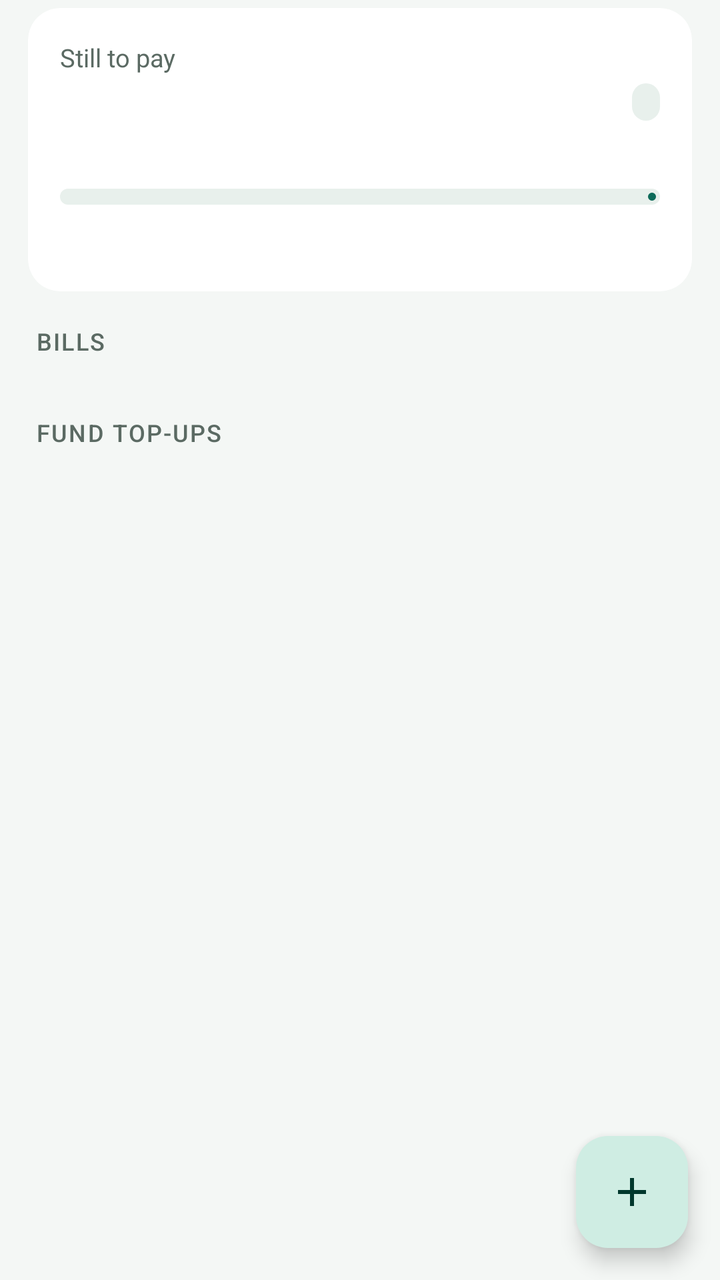
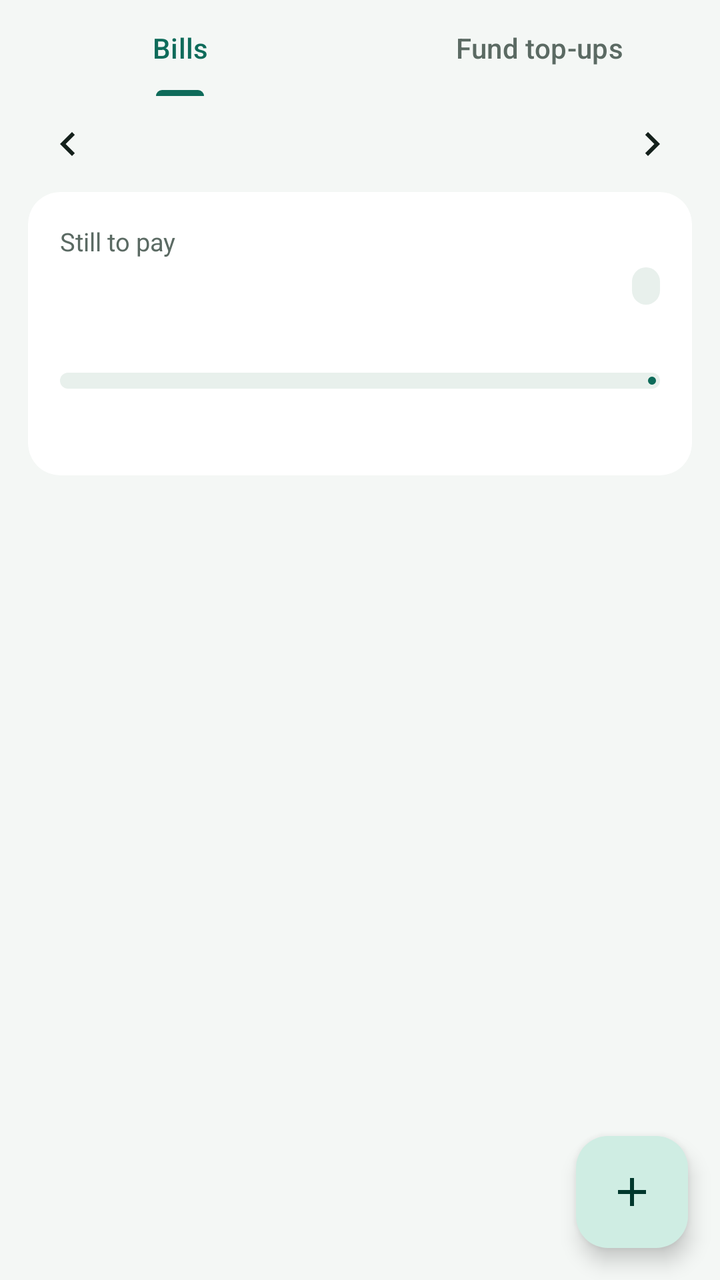

An Android layout rendered at two revisions. The XML below is the earlier revision; the diff shows what the commit changed to produce the second picture.
<!-- AndroidManifest.xml: application theme Theme.ExpenseMate -->
<!-- res/layout/fragment_bills.xml -->
<?xml version="1.0" encoding="utf-8"?>
<androidx.coordinatorlayout.widget.CoordinatorLayout xmlns:android="http://schemas.android.com/apk/res/android"
    xmlns:app="http://schemas.android.com/apk/res-auto"
    android:layout_width="match_parent"
    android:layout_height="match_parent">

    <androidx.core.widget.NestedScrollView
        android:layout_width="match_parent"
        android:layout_height="match_parent"
        android:clipToPadding="false"
        android:paddingBottom="88dp">

        <LinearLayout
            android:layout_width="match_parent"
            android:layout_height="wrap_content"
            android:orientation="vertical"
            android:paddingStart="14dp"
            android:paddingEnd="14dp">

            <com.google.android.material.card.MaterialCardView
                android:layout_width="match_parent"
                android:layout_height="wrap_content"
                android:layout_marginTop="4dp">

                <LinearLayout
                    android:layout_width="match_parent"
                    android:layout_height="wrap_content"
                    android:orientation="vertical"
                    android:padding="16dp">

                    <LinearLayout
                        android:layout_width="match_parent"
                        android:layout_height="wrap_content"
                        android:gravity="center_vertical"
                        android:orientation="horizontal">

                        <LinearLayout
                            android:layout_width="0dp"
                            android:layout_height="wrap_content"
                            android:layout_weight="1"
                            android:orientation="vertical">

                            <TextView
                                style="@style/Text.ExpenseMate.Sub"
                                android:layout_width="wrap_content"
                                android:layout_height="wrap_content"
                                android:text="Still to pay" />

                            <TextView
                                android:id="@+id/tvRemaining"
                                style="@style/Text.ExpenseMate.Hero"
                                android:layout_width="wrap_content"
                                android:layout_height="wrap_content"
                                android:layout_marginTop="2dp" />
                        </LinearLayout>

                        <TextView
                            android:id="@+id/tvDoneCount"
                            style="@style/Text.ExpenseMate.Tag"
                            android:layout_width="wrap_content"
                            android:layout_height="wrap_content" />
                    </LinearLayout>

                    <com.google.android.material.progressindicator.LinearProgressIndicator
                        android:id="@+id/progressPaid"
                        android:layout_width="match_parent"
                        android:layout_height="wrap_content"
                        android:layout_marginTop="12dp"
                        android:max="100"
                        app:indicatorColor="@color/primary"
                        app:trackColor="@color/surface_variant"
                        app:trackCornerRadius="4dp"
                        app:trackThickness="8dp" />

                    <TextView
                        android:id="@+id/tvPaidSummary"
                        style="@style/Text.ExpenseMate.Sub"
                        android:layout_width="match_parent"
                        android:layout_height="wrap_content"
                        android:layout_marginTop="10dp" />
                </LinearLayout>
            </com.google.android.material.card.MaterialCardView>

            <LinearLayout
                android:id="@+id/headerBills"
                android:layout_width="match_parent"
                android:layout_height="wrap_content"
                android:layout_marginTop="16dp"
                android:orientation="horizontal"
                android:paddingStart="4dp"
                android:paddingEnd="4dp"
                android:paddingBottom="6dp">

                <TextView
                    style="@style/Text.ExpenseMate.Section"
                    android:layout_width="0dp"
                    android:layout_height="wrap_content"
                    android:layout_weight="1"
                    android:text="Bills" />

                <TextView
                    android:id="@+id/tvBillsLeft"
                    style="@style/Text.ExpenseMate.Sub"
                    android:layout_width="wrap_content"
                    android:layout_height="wrap_content" />
            </LinearLayout>

            <LinearLayout
                android:id="@+id/listBills"
                android:layout_width="match_parent"
                android:layout_height="wrap_content"
                android:orientation="vertical" />

            <LinearLayout
                android:layout_width="match_parent"
                android:layout_height="wrap_content"
                android:layout_marginTop="16dp"
                android:gravity="center_vertical"
                android:orientation="horizontal"
                android:paddingStart="4dp"
                android:paddingEnd="4dp"
                android:paddingBottom="6dp">

                <LinearLayout
                    android:layout_width="0dp"
                    android:layout_height="wrap_content"
                    android:layout_weight="1"
                    android:orientation="vertical">

                    <TextView
                        style="@style/Text.ExpenseMate.Section"
                        android:layout_width="wrap_content"
                        android:layout_height="wrap_content"
                        android:text="Fund top-ups" />

                    <TextView
                        android:id="@+id/tvTransfersLeft"
                        style="@style/Text.ExpenseMate.Sub"
                        android:layout_width="wrap_content"
                        android:layout_height="wrap_content" />
                </LinearLayout>

                <Button
                    android:id="@+id/btnMoveAll"
                    style="@style/Widget.Material3.Button.TonalButton"
                    android:layout_width="wrap_content"
                    android:layout_height="wrap_content"
                    android:textSize="12sp" />
            </LinearLayout>

            <LinearLayout
                android:id="@+id/listTransfers"
                android:layout_width="match_parent"
                android:layout_height="wrap_content"
                android:orientation="vertical" />

            <TextView
                android:id="@+id/headerEnded"
                style="@style/Text.ExpenseMate.Section"
                android:layout_width="match_parent"
                android:layout_height="wrap_content"
                android:layout_marginTop="16dp"
                android:paddingStart="4dp"
                android:paddingEnd="4dp"
                android:paddingBottom="6dp"
                android:text="Ended"
                android:visibility="gone" />

            <LinearLayout
                android:id="@+id/listEnded"
                android:layout_width="match_parent"
                android:layout_height="wrap_content"
                android:orientation="vertical" />
        </LinearLayout>
    </androidx.core.widget.NestedScrollView>

    <com.google.android.material.floatingactionbutton.FloatingActionButton
        android:id="@+id/fabAdd"
        android:layout_width="wrap_content"
        android:layout_height="wrap_content"
        android:layout_gravity="bottom|end"
        android:layout_margin="16dp"
        android:contentDescription="Add bill"
        app:srcCompat="@drawable/ic_add" />
</androidx.coordinatorlayout.widget.CoordinatorLayout>
<!-- resources referenced by this layout -->
<resources>
  <color name="primary">#0E6B5A</color>
  <color name="surface_variant">#E8F0EC</color>
  <style name="Text.ExpenseMate.Sub" parent="">
          <item name="android:textSize">12.5sp</item>
          <item name="android:textColor">@color/on_surface_variant</item>
      </style>
  <color name="on_surface">#14201B</color>
  <color name="on_surface_variant">#5B6A63</color>
  <color name="on_primary">#FFFFFF</color>
  <color name="primary_container">#CFEDE3</color>
  <color name="on_primary_container">#00382D</color>
  <color name="transfer">#37548F</color>
  <color name="alert">#B23A2C</color>
  <color name="background">#F4F7F5</color>
  <color name="surface">#FFFFFF</color>
  <color name="outline">#DDE6E1</color>
  <style name="Widget.ExpenseMate.Toolbar" parent="Widget.Material3.Toolbar">
          <item name="android:background">@color/background</item>
          <item name="titleTextAppearance">@style/Text.ExpenseMate.ScreenTitle</item>
      </style>
  <style name="Widget.ExpenseMate.BottomSheet" parent="Widget.Material3.BottomSheet.Modal">
          <item name="backgroundTint">@color/surface</item>
          <item name="shapeAppearance">@style/Shape.ExpenseMate.Sheet</item>
      </style>
  <style name="Text.ExpenseMate.ScreenTitle" parent="TextAppearance.Material3.TitleLarge">
          <item name="android:fontFamily">sans-serif-medium</item>
          <item name="android:textColor">@color/on_surface</item>
      </style>
  <!-- unchanged entries left out for length: 10 -->
</resources>

<!-- the commit's change to res/layout/fragment_bills.xml (unified diff, before → after) -->
@@ -4,175 +4,224 @@
     android:layout_width="match_parent"
     android:layout_height="match_parent">
 
-    <androidx.core.widget.NestedScrollView
+    <LinearLayout
         android:layout_width="match_parent"
         android:layout_height="match_parent"
-        android:clipToPadding="false"
-        android:paddingBottom="88dp">
-
-        <LinearLayout
+        android:orientation="vertical">
+
+        <com.google.android.material.tabs.TabLayout
+            android:id="@+id/tabs"
             android:layout_width="match_parent"
             android:layout_height="wrap_content"
-            android:orientation="vertical"
-            android:paddingStart="14dp"
-            android:paddingEnd="14dp">
-
-            <com.google.android.material.card.MaterialCardView
+            android:background="@color/background">
+
+            <com.google.android.material.tabs.TabItem
+                android:layout_width="wrap_content"
+                android:layout_height="wrap_content"
+                android:text="Bills" />
+
+            <com.google.android.material.tabs.TabItem
+                android:layout_width="wrap_content"
+                android:layout_height="wrap_content"
+                android:text="Fund top-ups" />
+        </com.google.android.material.tabs.TabLayout>
+
+        <androidx.core.widget.NestedScrollView
+            android:layout_width="match_parent"
+            android:layout_height="0dp"
+            android:layout_weight="1"
+            android:clipToPadding="false"
+            android:paddingTop="4dp"
+            android:paddingBottom="88dp">
+
+            <LinearLayout
                 android:layout_width="match_parent"
                 android:layout_height="wrap_content"
-                android:layout_marginTop="4dp">
-
-                <LinearLayout
-                    android:layout_width="match_parent"
-                    android:layout_height="wrap_content"
-                    android:orientation="vertical"
-                    android:padding="16dp">
+                android:orientation="vertical"
+                android:paddingStart="14dp"
+                android:paddingEnd="14dp">
+
+                <LinearLayout
+                    android:layout_width="match_parent"
+                    android:layout_height="wrap_content"
+                    android:gravity="center_vertical"
+                    android:orientation="horizontal">
+
+                    <ImageButton
+                        android:id="@+id/btnPrevMonth"
+                        android:layout_width="40dp"
+                        android:layout_height="40dp"
+                        android:background="?attr/selectableItemBackgroundBorderless"
+                        android:contentDescription="Previous month"
+                        android:src="@drawable/ic_chevron_left"
+                        app:tint="@color/on_surface" />
+
+                    <TextView
+                        android:id="@+id/tvMonth"
+                        style="@style/Text.ExpenseMate.CardTitle"
+                        android:layout_width="0dp"
+                        android:layout_height="wrap_content"
+                        android:layout_weight="1"
+                        android:gravity="center" />
+
+                    <ImageButton
+                        android:id="@+id/btnNextMonth"
+                        android:layout_width="40dp"
+                        android:layout_height="40dp"
+                        android:background="?attr/selectableItemBackgroundBorderless"
+                        android:contentDescription="Next month"
+                        android:src="@drawable/ic_chevron_right"
+                        app:tint="@color/on_surface" />
+                </LinearLayout>
+
+                <TextView
+                    android:id="@+id/btnThisMonth"
+                    style="@style/Text.ExpenseMate.Sub"
+                    android:layout_width="wrap_content"
+                    android:layout_height="wrap_content"
+                    android:layout_gravity="center_horizontal"
+                    android:background="?attr/selectableItemBackground"
+                    android:padding="4dp"
+                    android:text="Back to this month"
+                    android:textColor="@color/primary"
+                    android:visibility="gone" />
+
+                <LinearLayout
+                    android:id="@+id/bannerMissed"
+                    android:layout_width="match_parent"
+                    android:layout_height="wrap_content"
+                    android:layout_marginBottom="8dp"
+                    android:background="@drawable/bg_banner"
+                    android:clickable="true"
+                    android:focusable="true"
+                    android:foreground="?attr/selectableItemBackground"
+                    android:gravity="center_vertical"
+                    android:orientation="horizontal"
+                    android:padding="12dp"
+                    android:visibility="gone">
+
+                    <ImageView
+                        android:layout_width="20dp"
+                        android:layout_height="20dp"
+                        android:importantForAccessibility="no"
+                        android:src="@drawable/ic_calendar"
+                        app:tint="@color/alert" />
+
+                    <TextView
+                        android:id="@+id/tvMissed"
+                        style="@style/Text.ExpenseMate.Row"
+                        android:layout_width="0dp"
+                        android:layout_height="wrap_content"
+                        android:layout_marginStart="10dp"
+                        android:layout_weight="1" />
+
+                    <ImageView
+                        android:layout_width="20dp"
+                        android:layout_height="20dp"
+                        android:importantForAccessibility="no"
+                        android:src="@drawable/ic_chevron_right"
+                        app:tint="@color/on_surface" />
+                </LinearLayout>
+
+                <com.google.android.material.card.MaterialCardView
+                    android:layout_width="match_parent"
+                    android:layout_height="wrap_content"
+                    android:layout_marginTop="4dp">
 
                     <LinearLayout
                         android:layout_width="match_parent"
                         android:layout_height="wrap_content"
-                        android:gravity="center_vertical"
-                        android:orientation="horizontal">
+                        android:orientation="vertical"
+                        android:padding="16dp">
 
                         <LinearLayout
-                            android:layout_width="0dp"
+                            android:layout_width="match_parent"
                             android:layout_height="wrap_content"
-                            android:layout_weight="1"
-                            android:orientation="vertical">
+                            android:gravity="center_vertical"
+                            android:orientation="horizontal">
+
+                            <LinearLayout
+                                android:layout_width="0dp"
+                                android:layout_height="wrap_content"
+                                android:layout_weight="1"
+                                android:orientation="vertical">
+
+                                <TextView
+                                    android:id="@+id/tvSummaryLabel"
+                                    style="@style/Text.ExpenseMate.Sub"
+                                    android:layout_width="wrap_content"
+                                    android:layout_height="wrap_content"
+                                    android:text="Still to pay" />
+
+                                <TextView
+                                    android:id="@+id/tvRemaining"
+                                    style="@style/Text.ExpenseMate.Hero"
+                                    android:layout_width="wrap_content"
+                                    android:layout_height="wrap_content"
+                                    android:layout_marginTop="2dp" />
+                            </LinearLayout>
 
                             <TextView
-                                style="@style/Text.ExpenseMate.Sub"
+                                android:id="@+id/tvDoneCount"
+                                style="@style/Text.ExpenseMate.Tag"
                                 android:layout_width="wrap_content"
-                                android:layout_height="wrap_content"
-                                android:text="Still to pay" />
-
-                            <TextView
-                                android:id="@+id/tvRemaining"
-                                style="@style/Text.ExpenseMate.Hero"
-                                android:layout_width="wrap_content"
-                                android:layout_height="wrap_content"
-                                android:layout_marginTop="2dp" />
+                                android:layout_height="wrap_content" />
                         </LinearLayout>
 
+                        <com.google.android.material.progressindicator.LinearProgressIndicator
+                            android:id="@+id/progressPaid"
+                            android:layout_width="match_parent"
+                            android:layout_height="wrap_content"
+                            android:layout_marginTop="12dp"
+                            android:max="100"
+                            app:indicatorColor="@color/primary"
+                            app:trackColor="@color/surface_variant"
+                            app:trackCornerRadius="4dp"
+                            app:trackThickness="8dp" />
+
                         <TextView
-                            android:id="@+id/tvDoneCount"
-                            style="@style/Text.ExpenseMate.Tag"
-                            android:layout_width="wrap_content"
-                            android:layout_height="wrap_content" />
+                            android:id="@+id/tvPaidSummary"
+                            style="@style/Text.ExpenseMate.Sub"
+                            android:layout_width="match_parent"
+                            android:layout_height="wrap_content"
+                            android:layout_marginTop="10dp" />
                     </LinearLayout>
-
-                    <com.google.android.material.progressindicator.LinearProgressIndicator
-                        android:id="@+id/progressPaid"
-                        android:layout_width="match_parent"
-                        android:layout_height="wrap_content"
-                        android:layout_marginTop="12dp"
-                        android:max="100"
-                        app:indicatorColor="@color/primary"
-                        app:trackColor="@color/surface_variant"
-                        app:trackCornerRadius="4dp"
-                        app:trackThickness="8dp" />
-
-                    <TextView
-                        android:id="@+id/tvPaidSummary"
-                        style="@style/Text.ExpenseMate.Sub"
-                        android:layout_width="match_parent"
-                        android:layout_height="wrap_content"
-                        android:layout_marginTop="10dp" />
-                </LinearLayout>
-            </com.google.android.material.card.MaterialCardView>
-
-            <LinearLayout
-                android:id="@+id/headerBills"
-                android:layout_width="match_parent"
-                android:layout_height="wrap_content"
-                android:layout_marginTop="16dp"
-                android:orientation="horizontal"
-                android:paddingStart="4dp"
-                android:paddingEnd="4dp"
-                android:paddingBottom="6dp">
-
-                <TextView
-                    style="@style/Text.ExpenseMate.Section"
-                    android:layout_width="0dp"
-                    android:layout_height="wrap_content"
-                    android:layout_weight="1"
-                    android:text="Bills" />
-
-                <TextView
-                    android:id="@+id/tvBillsLeft"
-                    style="@style/Text.ExpenseMate.Sub"
-                    android:layout_width="wrap_content"
-                    android:layout_height="wrap_content" />
-            </LinearLayout>
-
-            <LinearLayout
-                android:id="@+id/listBills"
-                android:layout_width="match_parent"
-                android:layout_height="wrap_content"
-                android:orientation="vertical" />
-
-            <LinearLayout
-                android:layout_width="match_parent"
-                android:layout_height="wrap_content"
-                android:layout_marginTop="16dp"
-                android:gravity="center_vertical"
-                android:orientation="horizontal"
-                android:paddingStart="4dp"
-                android:paddingEnd="4dp"
-                android:paddingBottom="6dp">
-
-                <LinearLayout
-                    android:layout_width="0dp"
-                    android:layout_height="wrap_content"
-                    android:layout_weight="1"
-                    android:orientation="vertical">
-
-                    <TextView
-                        style="@style/Text.ExpenseMate.Section"
-                        android:layout_width="wrap_content"
-                        android:layout_height="wrap_content"
-                        android:text="Fund top-ups" />
-
-                    <TextView
-                        android:id="@+id/tvTransfersLeft"
-                        style="@style/Text.ExpenseMate.Sub"
-                        android:layout_width="wrap_content"
-                        android:layout_height="wrap_content" />
-                </LinearLayout>
+                </com.google.android.material.card.MaterialCardView>
 
                 <Button
                     android:id="@+id/btnMoveAll"
                     style="@style/Widget.Material3.Button.TonalButton"
-                    android:layout_width="wrap_content"
-                    android:layout_height="wrap_content"
-                    android:textSize="12sp" />
+                    android:layout_width="match_parent"
+                    android:layout_height="wrap_content"
+                    android:layout_marginTop="12dp" />
+
+                <LinearLayout
+                    android:id="@+id/list"
+                    android:layout_width="match_parent"
+                    android:layout_height="wrap_content"
+                    android:layout_marginTop="16dp"
+                    android:orientation="vertical" />
+
+                <TextView
+                    android:id="@+id/headerEnded"
+                    style="@style/Text.ExpenseMate.Section"
+                    android:layout_width="match_parent"
+                    android:layout_height="wrap_content"
+                    android:layout_marginTop="16dp"
+                    android:paddingStart="4dp"
+                    android:paddingEnd="4dp"
+                    android:paddingBottom="6dp"
+                    android:text="Ended"
+                    android:visibility="gone" />
+
+                <LinearLayout
+                    android:id="@+id/listEnded"
+                    android:layout_width="match_parent"
+                    android:layout_height="wrap_content"
+                    android:orientation="vertical" />
             </LinearLayout>
-
-            <LinearLayout
-                android:id="@+id/listTransfers"
-                android:layout_width="match_parent"
-                android:layout_height="wrap_content"
-                android:orientation="vertical" />
-
-            <TextView
-                android:id="@+id/headerEnded"
-                style="@style/Text.ExpenseMate.Section"
-                android:layout_width="match_parent"
-                android:layout_height="wrap_content"
-                android:layout_marginTop="16dp"
-                android:paddingStart="4dp"
-                android:paddingEnd="4dp"
-                android:paddingBottom="6dp"
-                android:text="Ended"
-                android:visibility="gone" />
-
-            <LinearLayout
-                android:id="@+id/listEnded"
-                android:layout_width="match_parent"
-                android:layout_height="wrap_content"
-                android:orientation="vertical" />
-        </LinearLayout>
-    </androidx.core.widget.NestedScrollView>
+        </androidx.core.widget.NestedScrollView>
+    </LinearLayout>
 
     <com.google.android.material.floatingactionbutton.FloatingActionButton
         android:id="@+id/fabAdd"
<!-- resource entries referenced after the edit -->
@@ -2,10 +2,65 @@
 <resources>
   <color name="primary">#0E6B5A</color>
   <color name="surface_variant">#E8F0EC</color>
+  <!-- drawable bg_banner (drawable) -->
+  <?xml version="1.0" encoding="utf-8"?>
+  <shape xmlns:android="http://schemas.android.com/apk/res/android" android:shape="rectangle">
+      <corners android:radius="14dp" />
+      <solid android:color="@color/warning_container" />
+  </shape>
+  <!-- drawable ic_calendar (drawable) -->
+  <?xml version="1.0" encoding="utf-8"?>
+  <vector xmlns:android="http://schemas.android.com/apk/res/android"
+      android:width="24dp"
+      android:height="24dp"
+      android:viewportWidth="24"
+      android:viewportHeight="24"
+      android:tint="?attr/colorControlNormal">
+      <path
+          android:fillColor="@android:color/white"
+          android:pathData="M19,4h-1V2h-2v2H8V2H6v2H5C3.9,4 3,4.9 3,6v14c0,1.1 0.9,2 2,2h14c1.1,0 2,-0.9 2,-2V6C21,4.9 20.1,4 19,4zM19,20H5V9h14V20z" />
+  </vector>
+  <!-- drawable ic_chevron_left (drawable) -->
+  <?xml version="1.0" encoding="utf-8"?>
+  <vector xmlns:android="http://schemas.android.com/apk/res/android"
+      android:width="24dp"
+      android:height="24dp"
+      android:viewportWidth="24"
+      android:viewportHeight="24"
+      android:tint="?attr/colorControlNormal">
+      <path
+          android:fillColor="@android:color/white"
+          android:pathData="M15.41,7.41L14,6l-6,6 6,6 1.41,-1.41L10.83,12z" />
+  </vector>
+  <!-- drawable ic_chevron_right (drawable) -->
+  <?xml version="1.0" encoding="utf-8"?>
+  <vector xmlns:android="http://schemas.android.com/apk/res/android"
+      android:width="24dp"
+      android:height="24dp"
+      android:viewportWidth="24"
+      android:viewportHeight="24"
+      android:tint="?attr/colorControlNormal">
+      <path
+          android:fillColor="@android:color/white"
+          android:pathData="M10,6L8.59,7.41 13.17,12l-4.58,4.59L10,18l6,-6z" />
+  </vector>
+  <style name="Text.ExpenseMate.CardTitle" parent="">
+          <item name="android:textSize">15sp</item>
+          <item name="android:fontFamily">sans-serif-medium</item>
+          <item name="android:textColor">@color/on_surface</item>
+      </style>
+  <style name="Text.ExpenseMate.Row" parent="">
+          <item name="android:textSize">15sp</item>
+          <item name="android:fontFamily">sans-serif-medium</item>
+          <item name="android:textColor">@color/on_surface</item>
+          <item name="android:maxLines">1</item>
+          <item name="android:ellipsize">end</item>
+      </style>
   <style name="Text.ExpenseMate.Sub" parent="">
           <item name="android:textSize">12.5sp</item>
           <item name="android:textColor">@color/on_surface_variant</item>
       </style>
+  <color name="warning_container">#FAEFD4</color>
   <color name="on_surface">#14201B</color>
   <color name="on_surface_variant">#5B6A63</color>
   <color name="on_primary">#FFFFFF</color>
